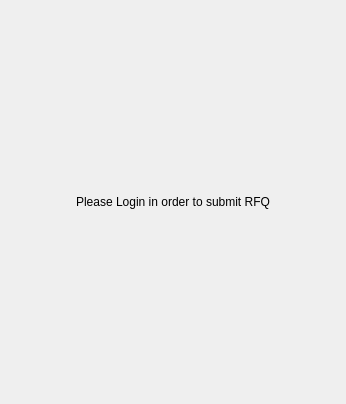
The window that BlockSettleUILib/OTCLoginRequiredShield.ui (BlockSettle/terminal) describes before a commit, drawn with Qt 5.
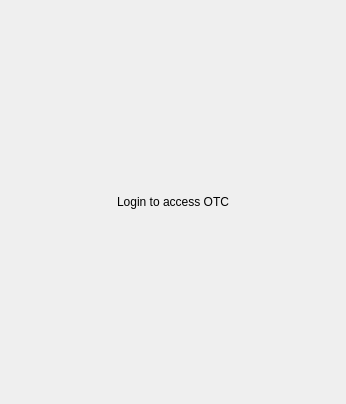
The same window after the commit.

Commit message:
Text updated in OTC widget
Please Login in order to submit RFQ -> Login to access OTC

OTC is not allowed in General chat room -> OTC unavailable in Global

```diff
--- a/BlockSettleUILib/OTCLoginRequiredShield.ui
+++ b/BlockSettleUILib/OTCLoginRequiredShield.ui
@@ -32,7 +32,7 @@
    <item>
     <widget class="QLabel" name="label">
      <property name="text">
-      <string>Please Login in order to submit RFQ</string>
+      <string>Login to access OTC</string>
      </property>
      <property name="alignment">
       <set>Qt::AlignCenter</set>
```
The commit also changes 1 other file.
